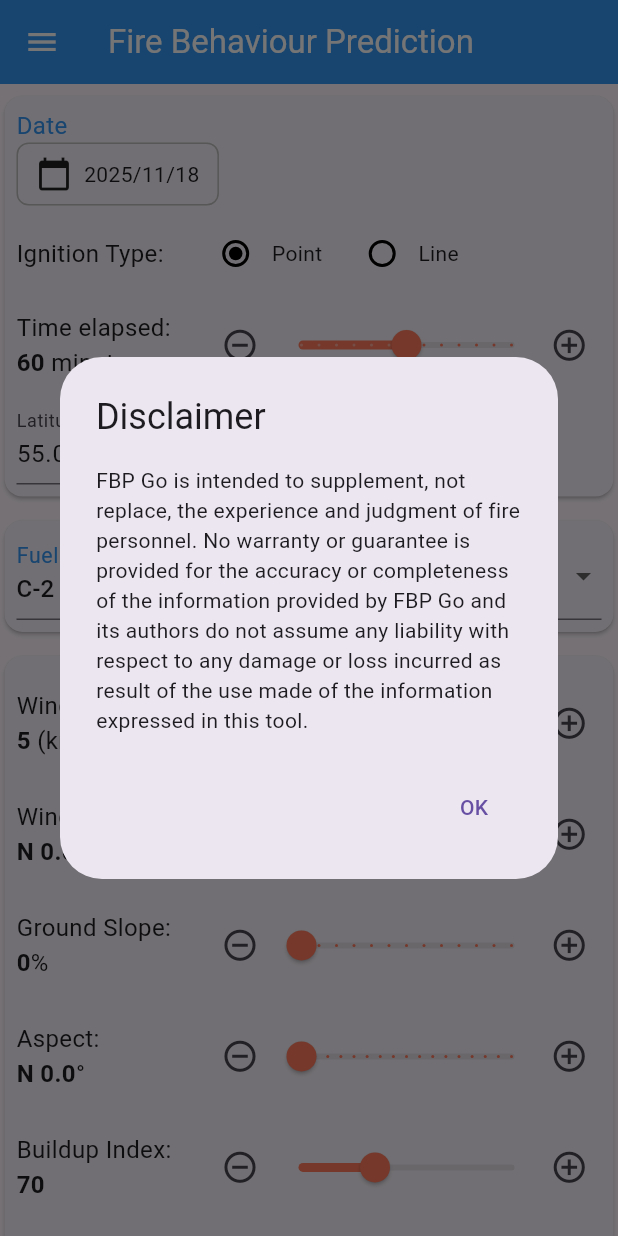
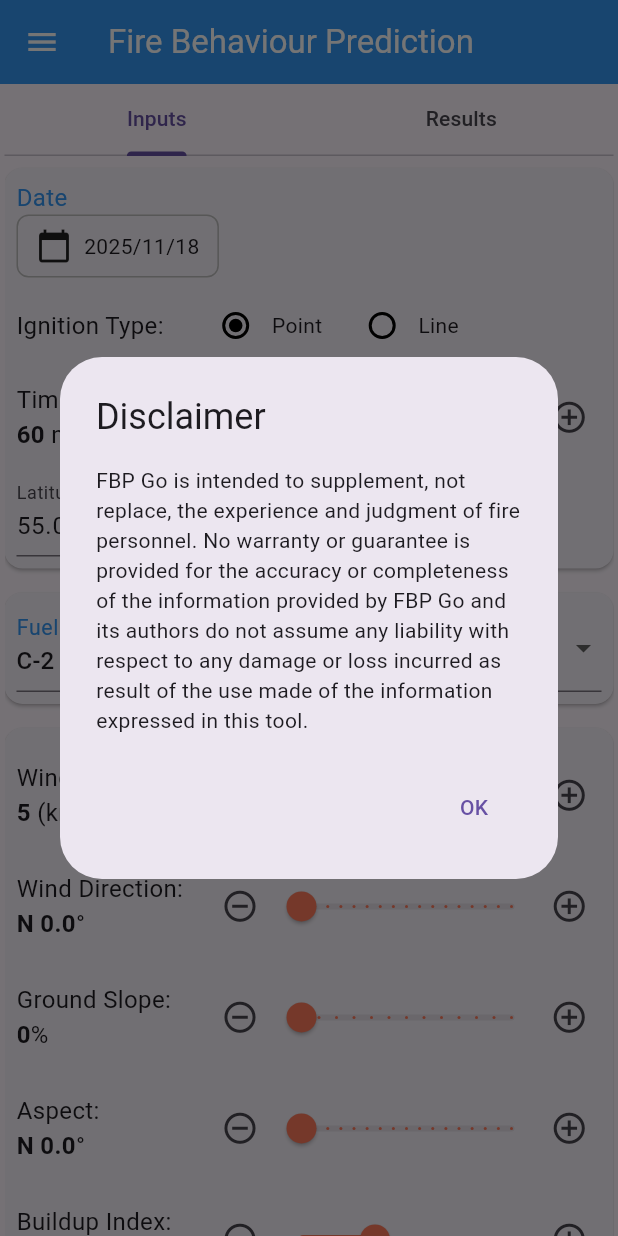
Before and after one commit to bcgov/fbp-go, a Flutter app: the screen it shows after launch, on a phone screen of 412 x 824 dp. Run offline on Flutter 3.47's test engine with Material 3 defaults, Android fonts, the phone set to English and light mode, and no system bars; our stand-ins replace geolocator, permission_handler, shared_preferences.

Commit message:
tabs init

```diff
--- a/lib/fbp_advanced.dart
+++ b/lib/fbp_advanced.dart
@@ -338,9 +338,23 @@ class AdvancedFireBehaviourPredictionFormState
       fontWeight: FontWeight.bold,
     );
     // Build a Form widget using the _formKey created above.
-    return Column(
+    return DefaultTabController(
+      length: 2,
+      initialIndex: 0,
+      child: Column(
         children: [
-        Form(
+          TabBar(
+            tabs: [
+              Tab(text: 'Inputs'),
+              Tab(text: 'Results'),
+            ],
+          ),
+          Expanded(
+            child: TabBarView(
+              children: [
+                SingleChildScrollView(
+                  key: const PageStorageKey<String>('inputs_scroll'),
+                  child: Form(
                     key: _formKey,
                     child: Column(
                       children: <Widget>[
@@ -378,27 +392,35 @@ class AdvancedFireBehaviourPredictionFormState
                                     RadioGroup<IgnitionType>(
                                       groupValue: _ignitionType,
                                       onChanged: (IgnitionType? value) {
-                              if (value != null) _onIgnitionTypeChanged(value);
+                                        if (value != null)
+                                          _onIgnitionTypeChanged(value);
                                       },
                                       child: Row(
-                              children: IgnitionType.values.map((type) {
-                                final label = type == IgnitionType.point
+                                        children: IgnitionType.values.map((
+                                          type,
+                                        ) {
+                                          final label =
+                                              type == IgnitionType.point
                                               ? 'Point'
                                               : 'Line';
                                           return InkWell(
                                             onTap: () {
                                               _onIgnitionTypeChanged(type);
                                             },
-                                  borderRadius: BorderRadius.circular(8),
+                                            borderRadius: BorderRadius.circular(
+                                              8,
+                                            ),
                                             child: Padding(
-                                    padding: const EdgeInsets.symmetric(
+                                              padding:
+                                                  const EdgeInsets.symmetric(
                                                     horizontal: 8,
                                                   ),
                                               child: Row(
                                                 children: [
                                                   Radio<IgnitionType>(
                                                     value: type,
-                                          fillColor: WidgetStateProperty.all(
+                                                    fillColor:
+                                                        WidgetStateProperty.all(
                                                           Colors.black,
                                                         ),
                                                   ),
@@ -488,7 +510,8 @@ class AdvancedFireBehaviourPredictionFormState
                                           value: _gfl,
                                           min: minGFL,
                                           max: maxGFL,
-                                divisions: ((maxGFL - minGFL) / 0.05).round(),
+                                          divisions: ((maxGFL - minGFL) / 0.05)
+                                              .round(),
                                           activeColor: intensityClassColour,
                                           label:
                                               'Grass Fuel Load: ${_gfl.toStringAsFixed(2)} kg/\u33A1',
@@ -543,9 +566,12 @@ class AdvancedFireBehaviourPredictionFormState
                                           max: 100,
                                           divisions: 100,
                                           activeColor: intensityClassColour,
-                                label: '${(_pdf ?? 0).toStringAsFixed(0)}%',
+                                          label:
+                                              '${(_pdf ?? 0).toStringAsFixed(0)}%',
                                           onChanged: (value) {
-                                  _onPDFChanged(value.roundToDouble());
+                                            _onPDFChanged(
+                                              value.roundToDouble(),
+                                            );
                                           },
                                         ),
                                       ),
@@ -569,7 +595,8 @@ class AdvancedFireBehaviourPredictionFormState
                                           max: 100,
                                           divisions: 100,
                                           activeColor: intensityClassColour,
-                                label: '${(_pc ?? 0).toStringAsFixed(0)}%',
+                                          label:
+                                              '${(_pc ?? 0).toStringAsFixed(0)}%',
                                           onChanged: (value) {
                                             _onPCChanged(value.roundToDouble());
                                           },
@@ -597,7 +624,9 @@ class AdvancedFireBehaviourPredictionFormState
                                           activeColor: intensityClassColour,
                                           label: _cbh!.toStringAsFixed(0),
                                           onChanged: (value) {
-                                  _onCBHChanged(value.roundToDouble());
+                                            _onCBHChanged(
+                                              value.roundToDouble(),
+                                            );
                                           },
                                         ),
                                       ),
@@ -635,8 +664,10 @@ class AdvancedFireBehaviourPredictionFormState
                       ],
                     ),
                   ),
-
-        (prediction == null)
+                ),
+                SingleChildScrollView(
+                  key: const PageStorageKey<String>('results_scroll'),
+                  child: (prediction == null)
                       ? buildError(errorMessage)
                       : Padding(
                           padding: const EdgeInsets.only(top: 2.0),
@@ -651,7 +682,12 @@ class AdvancedFireBehaviourPredictionFormState
                             intensityClassTextColor: intensityClassTextColour,
                           ),
                         ),
+                ),
               ],
+            ),
+          ),
+        ],
+      ),
     );
   }
 }
--- a/lib/fbp_results.dart
+++ b/lib/fbp_results.dart
@@ -103,7 +103,7 @@ abstract class Group {
 }
 
 class SecondaryFireBehaviourGroup extends Group {
-  SecondaryFireBehaviourGroup({required super.heading});
+  SecondaryFireBehaviourGroup({required super.heading, super.isExpanded});
 
   @override
   Widget buildBody(
@@ -330,7 +330,10 @@ List<Group> generateGroups() {
       heading: 'Basic Fire Behaviour Outputs',
       isExpanded: true,
     ),
-    SecondaryFireBehaviourGroup(heading: 'Advanced Fire Behaviour Outputs'),
+    SecondaryFireBehaviourGroup(
+      heading: 'Advanced Fire Behaviour Outputs',
+      isExpanded: true,
+    ),
   ];
   return groups;
 }
--- a/lib/main.dart
+++ b/lib/main.dart
@@ -114,11 +114,9 @@ class HomePageState extends State<HomePage> {
           child: Column(children: [AboutPage()]),
         );
       case (Section.advanced):
-        return const Center(
-          child: SingleChildScrollView(
-            padding: EdgeInsets.only(left: edgeInset, right: edgeInset),
-            child: Column(children: [AdvancedFireBehaviourPredictionForm()]),
-          ),
+        return Container(
+          padding: EdgeInsets.only(left: edgeInset, right: edgeInset),
+          child: const AdvancedFireBehaviourPredictionForm(),
         );
       case (Section.fwi):
         return Container(
```
Lines whose indentation alone changed are shown as unchanged.
